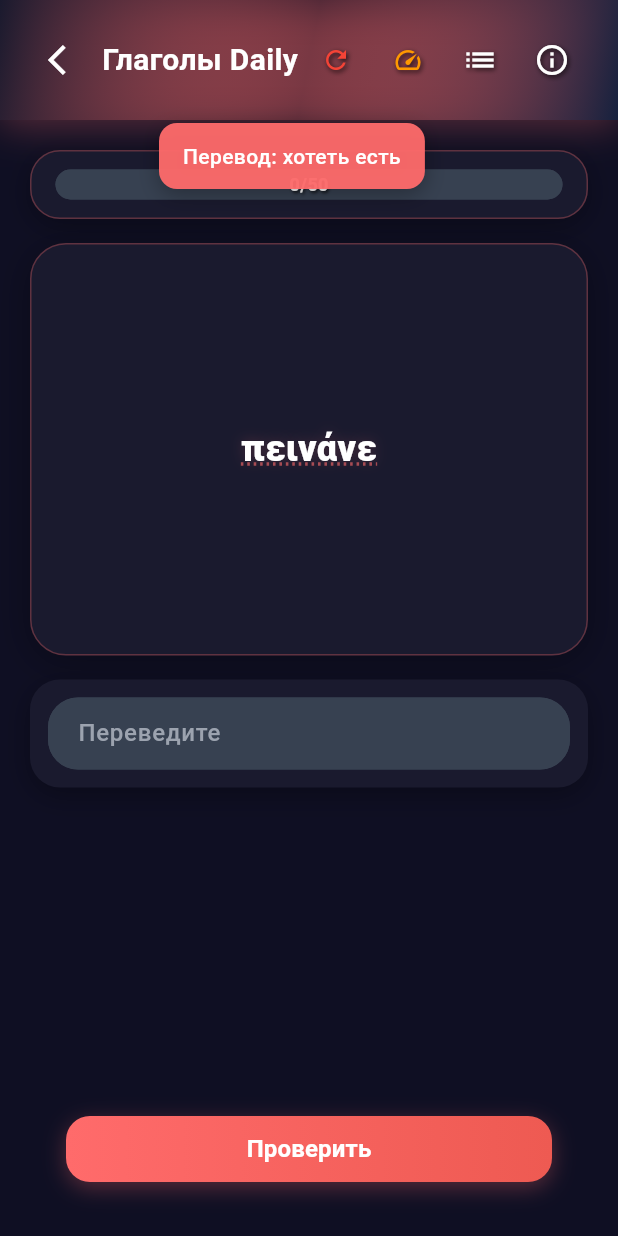
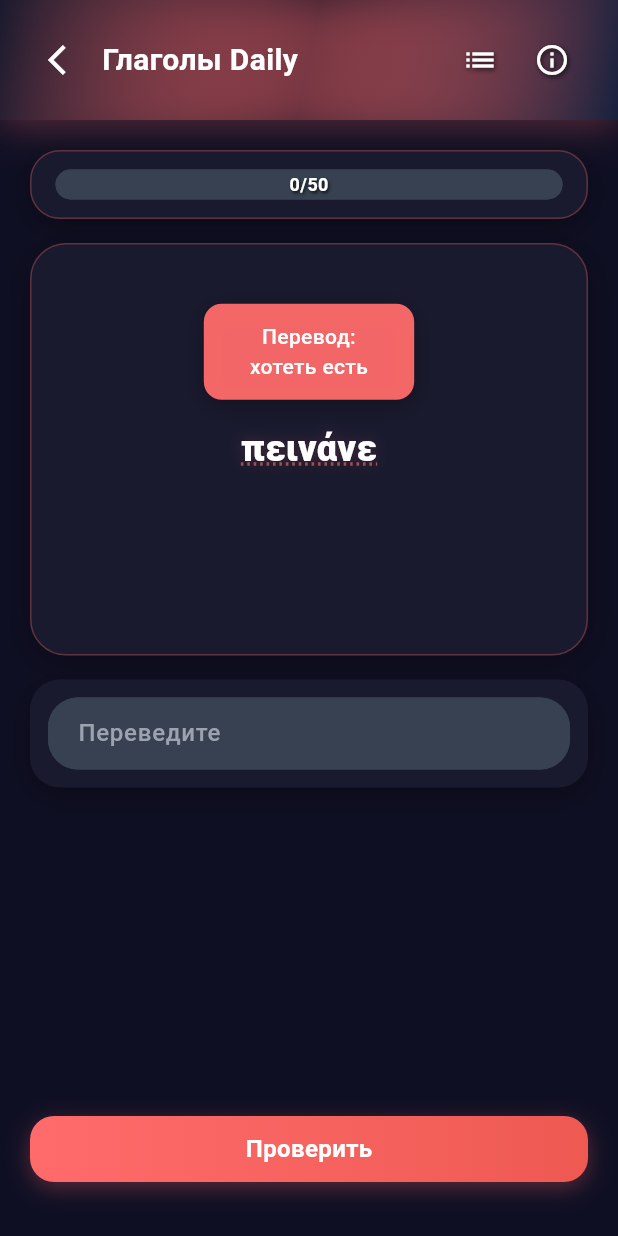
Before and after one commit to somejet/gr_quiz, a Flutter app: the QuizScreen screen opened directly, after a tap on "πεινάνε", on a phone screen of 412 x 824 dp. Run offline on Flutter 3.47's test engine with Material 3 defaults, Android fonts, the phone set to English and light mode, and no system bars; our stand-ins replace shared_preferences; missing offline and left inert: universal_html; accounts and stored records are empty.

Commit message:
Улучшения UX: исправлен тултип и кнопка Проверить
- Исправлено позиционирование тултипа: теперь появляется точно над словом
- Добавлено автоматическое скрытие тултипа через 3 секунды
- Исправлена логика повторных кликов: не влияют на будущие таймеры
- Заменена ElevatedButton на GestureDetector для точной области подсветки
- Добавлена визуальная обратная связь при нажатии кнопки Проверить
- Удалены дебажные кнопки для продакшн готовности
- Улучшено центрирование тултипа для короткого и длинного текста

```diff
--- a/lib/screens/quiz_screen.dart
+++ b/lib/screens/quiz_screen.dart
@@ -1,3 +1,5 @@
+import 'dart:async';
+import 'dart:math';
 import 'package:flutter/material.dart';
 import 'package:flutter/services.dart';
 import '../models/verb_category.dart';
@@ -37,6 +39,7 @@ class _QuizScreenState extends State<QuizScreen>
   String? _warningMessage;
   bool _isTooltipVisible = false;
   bool _isQuizCompleted = false; // Добавляем флаг завершения квиза
+  bool _isButtonPressed = false; // Состояние нажатия кнопки
   late FocusNode _answerFocusNode;
 
   late AnimationController _questionAnimationController;
@@ -130,6 +133,7 @@ class _QuizScreenState extends State<QuizScreen>
     _answerController.dispose();
     _keyboardFocusNode.dispose();
     _answerFocusNode.dispose();
+    _tooltipTimer?.cancel(); // Отменяем таймер тултипа
     _hideTooltip(); // Очищаем overlay при dispose
     // Сохраняем прогресс при выходе из экрана
     _saveProgress();
@@ -271,53 +275,6 @@ class _QuizScreenState extends State<QuizScreen>
       // Показываем диалог завершения квиза
       _showQuizCompletionDialog();
     }
-  }
-
-  void _debugCompleteQuiz() {
-    // Дебажная функция для мгновенного завершения квиза
-    setState(() {
-      _totalQuestionsAsked = _targetQuestions - 1; // Все задания кроме одного
-      _correctAnswers = (_targetQuestions - 1) ~/ 2; // Половина правильных
-      _wrongAnswers = _totalQuestionsAsked - _correctAnswers; // Остальные неправильные
-    });
-
-    _saveProgress();
-
-    ScaffoldMessenger.of(context).showSnackBar(
-      SnackBar(
-        content: Text('Дебаг: прогресс установлен на ${_totalQuestionsAsked}/${_targetQuestions}'),
-        duration: const Duration(seconds: 2),
-        behavior: SnackBarBehavior.floating,
-        shape: RoundedRectangleBorder(
-          borderRadius: BorderRadius.circular(12),
-        ),
-        backgroundColor: Colors.orange[800],
-      ),
-    );
-  }
-
-  void _debugResetProgress() async {
-    // Дебажная функция для сброса прогресса
-    await ProgressStorage.resetCategoryProgress(widget.category);
-
-    setState(() {
-      _totalQuestionsAsked = 0;
-      _correctAnswers = 0;
-      _wrongAnswers = 0;
-      _isQuizCompleted = false;
-    });
-
-    ScaffoldMessenger.of(context).showSnackBar(
-      SnackBar(
-        content: const Text('Дебаг: прогресс полностью сброшен'),
-        duration: const Duration(seconds: 2),
-        behavior: SnackBarBehavior.floating,
-        shape: RoundedRectangleBorder(
-          borderRadius: BorderRadius.circular(12),
-        ),
-        backgroundColor: Colors.red[800],
-      ),
-    );
   }
 
   void _showQuizCompletionDialog() {
@@ -516,17 +473,57 @@ class _QuizScreenState extends State<QuizScreen>
   }
 
   OverlayEntry? _tooltipOverlay;
+  final GlobalKey _questionTextKey = GlobalKey();
+  Timer? _tooltipTimer;
 
   void _showTooltip(BuildContext context) {
-    if (_isTooltipVisible) return; // Предотвращаем множественные показы
+    if (_isTooltipVisible) {
+      // Если тултип уже показан, просто скрываем его
+      _hideTooltip();
+      return;
+    }
 
     setState(() {
       _isTooltipVisible = true;
     });
 
-    final RenderBox renderBox = context.findRenderObject() as RenderBox;
-    final Offset position = renderBox.localToGlobal(Offset.zero);
-    final Size size = renderBox.size;
+    // Получаем точную позицию текста вопроса через GlobalKey
+    final RenderBox? textRenderBox = _questionTextKey.currentContext?.findRenderObject() as RenderBox?;
+    if (textRenderBox == null) return;
+
+    final Offset textPosition = textRenderBox.localToGlobal(Offset.zero);
+    final Size textSize = textRenderBox.size;
+
+    // Получаем размер экрана для правильного позиционирования
+    final MediaQueryData mediaQuery = MediaQuery.of(context);
+    final double screenWidth = mediaQuery.size.width;
+
+    // Вычисляем текст тултипа
+    final String tooltipText = _isStressWarning
+        ? 'Правильно, но обратите внимание на ударение. Правильно: ${_getFormattedCorrectAnswer()}'
+        : _getTooltipMessage();
+
+    // Вычисляем размер текста для правильного центрирования
+    final TextPainter textPainter = TextPainter(
+      text: TextSpan(
+        text: tooltipText,
+        style: const TextStyle(
+          fontSize: 14,
+          fontWeight: FontWeight.w500,
+          color: Colors.white,
+        ),
+      ),
+      textDirection: TextDirection.ltr,
+      maxLines: null,
+    );
+    textPainter.layout(maxWidth: 200);
+
+    // Центрируем тултип точно над текстом вопроса
+    final double tooltipWidth = textPainter.width.clamp(120.0, 200.0);
+    final double tooltipLeft = (textPosition.dx + textSize.width / 2) - (tooltipWidth / 2);
+
+    // Проверяем, чтобы тултип не выходил за границы экрана
+    final double clampedLeft = tooltipLeft.clamp(8.0, screenWidth - tooltipWidth - 8.0);
 
     _tooltipOverlay = OverlayEntry(
       builder: (context) => GestureDetector(
@@ -543,12 +540,12 @@ class _QuizScreenState extends State<QuizScreen>
             ),
             // Сам тултип
             Positioned(
-              left: position.dx + (size.width / 2) - 100, // Центрируем тултип над текстом
-              top: position.dy - 80, // Показываем над текстом
+              left: clampedLeft,
+              top: textPosition.dy - 80, // Показываем выше, чтобы не перекрывать слово
               child: Material(
                 color: Colors.transparent,
                 child: Container(
-                  constraints: const BoxConstraints(maxWidth: 200),
+                  width: tooltipWidth,
                   padding: const EdgeInsets.symmetric(horizontal: 16, vertical: 12),
                   decoration: BoxDecoration(
                     color: _getCategoryColor().withOpacity(0.95),
@@ -562,9 +559,7 @@ class _QuizScreenState extends State<QuizScreen>
                     ],
                   ),
                   child: Text(
-                    _isStressWarning
-                        ? 'Правильно, но обратите внимание на ударение. Правильно: ${_getFormattedCorrectAnswer()}'
-                        : _getTooltipMessage(),
+                    tooltipText,
                     style: const TextStyle(
                       fontSize: 14,
                       fontWeight: FontWeight.w500,
@@ -581,9 +576,23 @@ class _QuizScreenState extends State<QuizScreen>
     );
 
     Overlay.of(context).insert(_tooltipOverlay!);
+
+    // Отменяем предыдущий таймер если он есть
+    _tooltipTimer?.cancel();
+
+    // Автоматически скрываем тултип через 3 секунды
+    _tooltipTimer = Timer(const Duration(seconds: 3), () {
+      if (_isTooltipVisible) {
+        _hideTooltip();
+      }
+    });
   }
 
   void _hideTooltip() {
+    // Отменяем таймер
+    _tooltipTimer?.cancel();
+    _tooltipTimer = null;
+
     if (_tooltipOverlay != null) {
       _tooltipOverlay!.remove();
       _tooltipOverlay = null;
@@ -738,40 +747,6 @@ class _QuizScreenState extends State<QuizScreen>
                   Row(
                     mainAxisSize: MainAxisSize.min,
                     children: [
-                      // Дебажная кнопка для сброса прогресса
-                      IconButton(
-                        icon: Icon(
-                          Icons.refresh,
-                          color: Colors.red,
-                          size: 20,
-                          shadows: [
-                            Shadow(
-                              color: Colors.black.withOpacity(0.8),
-                              blurRadius: 4,
-                              offset: const Offset(1, 1),
-                            ),
-                          ],
-                        ),
-                        onPressed: _debugResetProgress,
-                        tooltip: 'Дебаг: сбросить прогресс',
-                      ),
-                      // Дебажная кнопка для тестирования завершения квиза
-                      IconButton(
-                        icon: Icon(
-                          Icons.speed,
-                          color: Colors.orange,
-                          size: 20,
-                          shadows: [
-                            Shadow(
-                              color: Colors.black.withOpacity(0.8),
-                              blurRadius: 4,
-                              offset: const Offset(1, 1),
-                            ),
-                          ],
-                        ),
-                        onPressed: _debugCompleteQuiz,
-                        tooltip: 'Дебаг: завершить квиз',
-                      ),
                       IconButton(
                         icon: Icon(
                           Icons.list,
@@ -1018,6 +993,7 @@ class _QuizScreenState extends State<QuizScreen>
                       animation: _glowAnimation,
                       builder: (context, child) {
                         return Text(
+                          key: _questionTextKey,
                           _currentQuestion!.question,
                           style: TextStyle(
                             fontSize: MediaQuery.of(context).size.width > 600 ? 28 : 24,
@@ -1178,20 +1154,28 @@ class _QuizScreenState extends State<QuizScreen>
     return SizedBox(
       width: double.infinity,
       height: MediaQuery.of(context).size.width > 600 ? 48 : 44,
-      child: ElevatedButton(
-        onPressed: _showResult ? _nextQuestion : _checkAnswer,
-        style: ElevatedButton.styleFrom(
-          backgroundColor: Colors.transparent,
-          foregroundColor: Colors.white,
-          elevation: 0,
-          shadowColor: Colors.transparent,
-          shape: RoundedRectangleBorder(
-            borderRadius: BorderRadius.circular(16),
-          ),
-        ).copyWith(
-          backgroundColor: MaterialStateProperty.all(Colors.transparent),
-        ),
-        child: Container(
+      child: GestureDetector(
+        onTapDown: (_) {
+          setState(() {
+            _isButtonPressed = true;
+          });
+        },
+        onTapUp: (_) {
+          setState(() {
+            _isButtonPressed = false;
+          });
+          _showResult ? _nextQuestion() : _checkAnswer();
+        },
+        onTapCancel: () {
+          setState(() {
+            _isButtonPressed = false;
+          });
+        },
+        child: AnimatedContainer(
+          duration: const Duration(milliseconds: 100),
+          transform: _isButtonPressed
+              ? (Matrix4.identity()..scale(0.98))
+              : Matrix4.identity(),
           decoration: BoxDecoration(
             gradient: LinearGradient(
               colors: _showResult && !_isStressWarning
@@ -1207,9 +1191,9 @@ class _QuizScreenState extends State<QuizScreen>
                     ? const Color(0xFF3B82F6)
                     : _isStressWarning
                         ? const Color(0xFFF59E0B)
-                        : _getCategoryColor()).withOpacity(0.3),
-                blurRadius: 12,
-                offset: const Offset(0, 4),
+                        : _getCategoryColor()).withOpacity(_isButtonPressed ? 0.2 : 0.3),
+                blurRadius: _isButtonPressed ? 8 : 12,
+                offset: Offset(0, _isButtonPressed ? 2 : 4),
               ),
             ],
           ),
```
